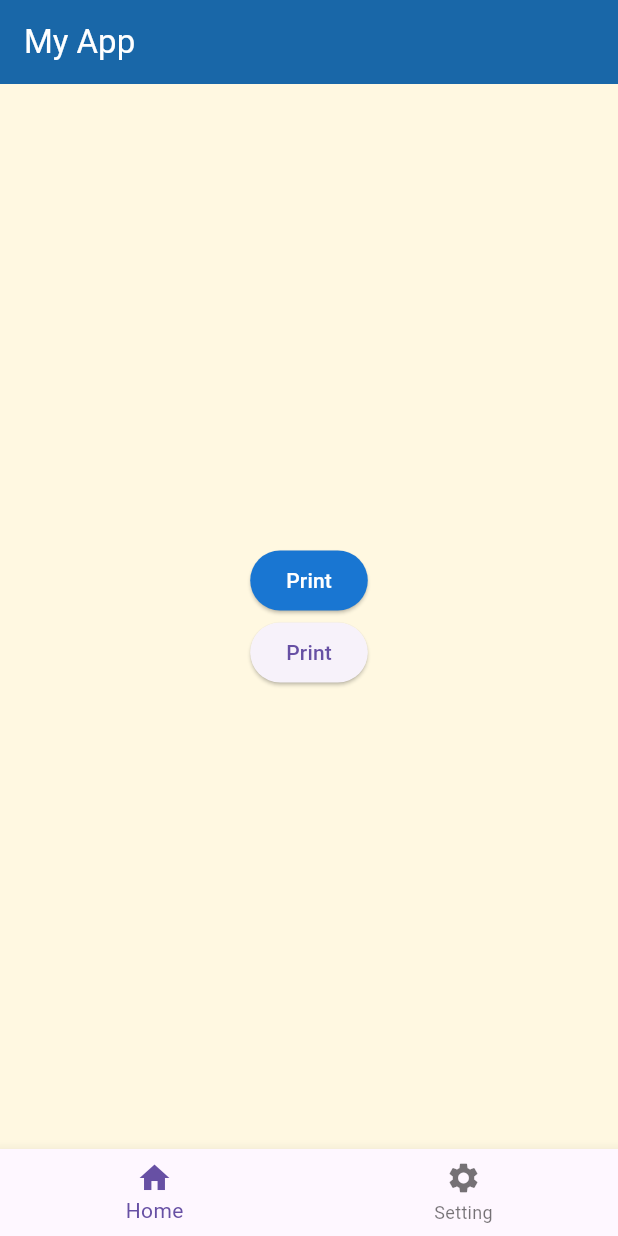
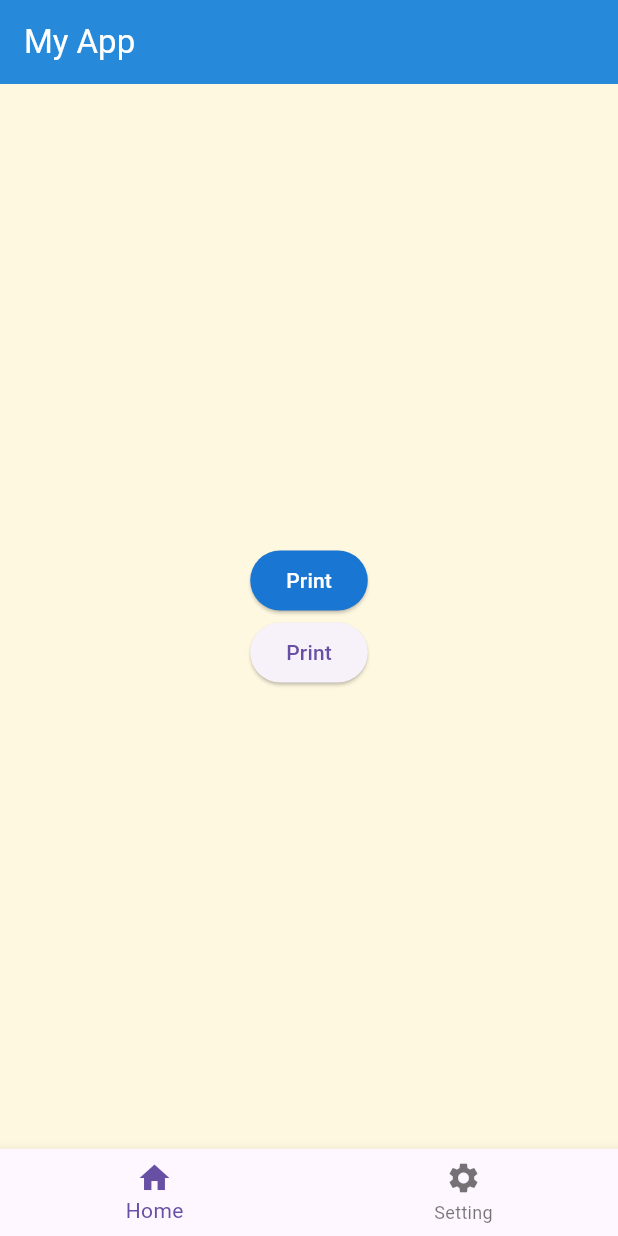
Before and after one commit to abmuslim2021/first-flutter-app, a Flutter app: the screen it shows after launch, on a phone screen of 412 x 824 dp. Run offline on Flutter 3.47's test engine with Material 3 defaults, Android fonts, the phone set to English and light mode, and no system bars.

Commit message:
App bar color changed

```diff
--- a/lib/main.dart
+++ b/lib/main.dart
@@ -24,7 +24,7 @@ class _MyAppState extends State<MyApp> {
             'My App',
             style: TextStyle(color: Colors.white),
           ),
-          backgroundColor: const Color.fromARGB(230, 0, 87, 158),
+          backgroundColor: Color.fromARGB(230, 16, 125, 214),
         ),
         body: Center(
             child: currentIndex==0 ? Container(
```
